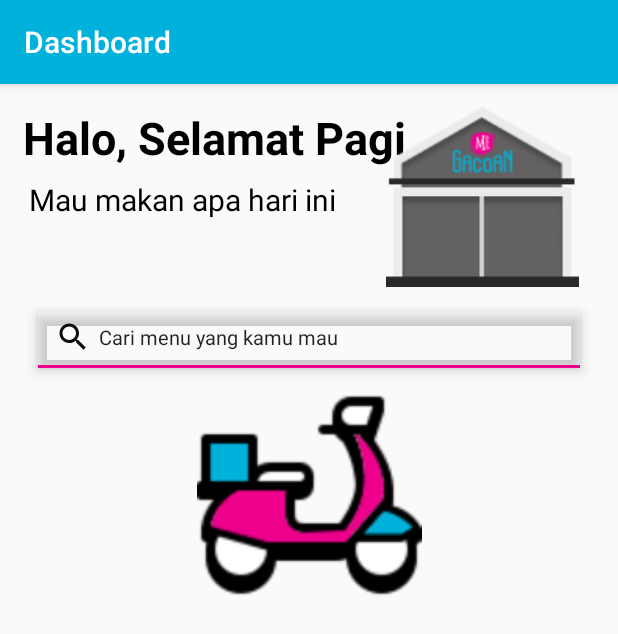
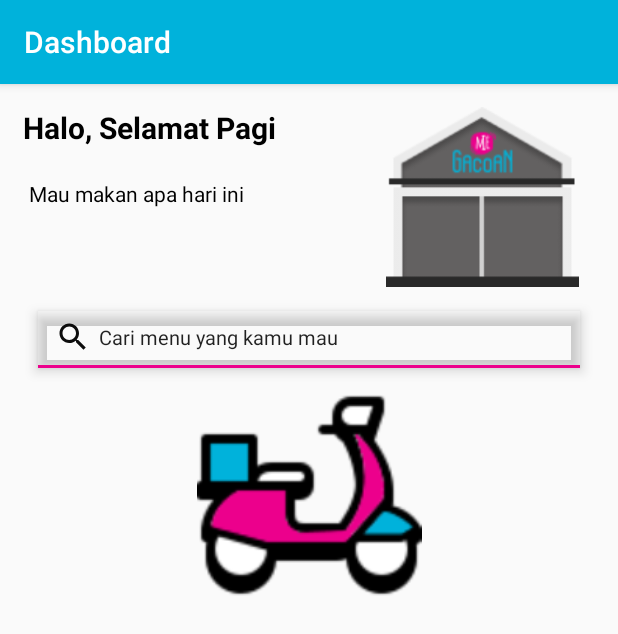
Before and after one commit to allatifatulmuharomiah/Drive-Thru-App, an Android app: the MainActivity screen opened directly, with no data from a screen before it, on a phone screen of 412 x 824 dp. Shown: the top 634 px of the screen. Run offline under Robolectric (Android 15) with nearby library versions, the light colour scheme and no system bars.

Commit message:
dashboard blm fix

```diff
--- a/app/build.gradle.kts
+++ b/app/build.gradle.kts
@@ -40,4 +40,5 @@
     testImplementation(libs.junit)
     androidTestImplementation(libs.ext.junit)
     androidTestImplementation(libs.espresso.core)
+
 }
--- a/app/src/main/java/android/example/food/MainActivity.java
+++ b/app/src/main/java/android/example/food/MainActivity.java
@@ -1,7 +1,10 @@
 package android.example.food;
 
+import android.content.Intent;
 import android.os.Bundle;
 import android.view.View;
+import android.view.Window;
+import android.view.WindowManager;
 
 import androidx.activity.EdgeToEdge;
 import androidx.appcompat.app.AppCompatActivity;
@@ -14,13 +17,14 @@
     @Override
     protected void onCreate(Bundle savedInstanceState) {
         super.onCreate(savedInstanceState);
-        EdgeToEdge.enable(this);
+
+        requestWindowFeature(Window.FEATURE_NO_TITLE);
+        this.getWindow().setFlags(WindowManager.LayoutParams.FLAG_FULLSCREEN, WindowManager.LayoutParams.FLAG_FULLSCREEN);
         setContentView(R.layout.activity_main);
-        ViewCompat.setOnApplyWindowInsetsListener(findViewById(R.id.main), (v, insets) -> {
-            Insets systemBars = insets.getInsets(WindowInsetsCompat.Type.systemBars());
-            v.setPadding(systemBars.left, systemBars.top, systemBars.right, systemBars.bottom);
-            return insets;
-        });
+    }
+
+    public void drive(View view) {
+        startActivity(new Intent(MainActivity.this,Menu.class));
     }
 
 
--- /dev/null
+++ b/app/src/main/res/drawable/baseline_add_shopping_cart_24.xml
@@ -0,0 +1,5 @@
+<vector xmlns:android="http://schemas.android.com/apk/res/android" android:height="24dp" android:tint="#0C0C0C" android:viewportHeight="24" android:viewportWidth="24" android:width="24dp">
+
+    <path android:fillColor="@android:color/white" android:pathData="M11,9h2L13,6h3L16,4h-3L13,1h-2v3L8,4v2h3v3zM7,18c-1.1,0 -1.99,0.9 -1.99,2S5.9,22 7,22s2,-0.9 2,-2 -0.9,-2 -2,-2zM17,18c-1.1,0 -1.99,0.9 -1.99,2s0.89,2 1.99,2 2,-0.9 2,-2 -0.9,-2 -2,-2zM7.17,14.75l0.03,-0.12 0.9,-1.63h7.45c0.75,0 1.41,-0.41 1.75,-1.03l3.86,-7.01L19.42,4h-0.01l-1.1,2 -2.76,5L8.53,11l-0.13,-0.27L6.16,6l-0.95,-2 -0.94,-2L1,2v2h2l3.6,7.59 -1.35,2.45c-0.16,0.28 -0.25,0.61 -0.25,0.96 0,1.1 0.9,2 2,2h12v-2L7.42,15c-0.13,0 -0.25,-0.11 -0.25,-0.25z"/>
+
+</vector>
--- a/app/src/main/res/layout/activity_main.xml
+++ b/app/src/main/res/layout/activity_main.xml
@@ -14,7 +14,7 @@
         android:layout_height="wrap_content"
         android:text="Halo, Selamat Pagi"
         android:textColor="@color/black"
-        android:textSize="30sp"
+        android:textSize="20sp"
         android:textStyle="bold"
         app:layout_constraintStart_toStartOf="parent"
         app:layout_constraintTop_toTopOf="parent" />
@@ -27,7 +27,7 @@
         android:layout_marginTop="48dp"
         android:text="Mau makan apa hari ini"
         android:textColor="@color/black"
-        android:textSize="20sp"
+
         app:layout_constraintStart_toStartOf="parent"
         app:layout_constraintTop_toTopOf="@+id/textView" />
 
@@ -60,7 +60,8 @@
         android:layout_height="150dp"
         android:src="@drawable/delivery"
         app:layout_constraintTop_toBottomOf="@+id/editText"
-        tools:layout_editor_absoluteX="6dp" />
+        tools:layout_editor_absoluteX="6dp"
+        android:onClick="drive"/>
 
 
 </androidx.constraintlayout.widget.ConstraintLayout>
```
Also changed, not shown: app/src/main/res/layout/activity_menu.xml (+76 -5 lines).
